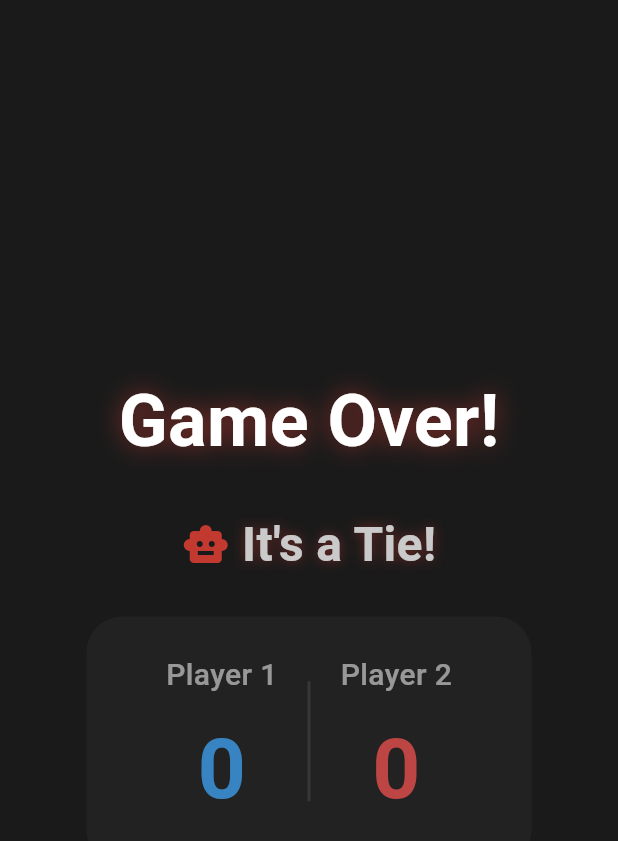
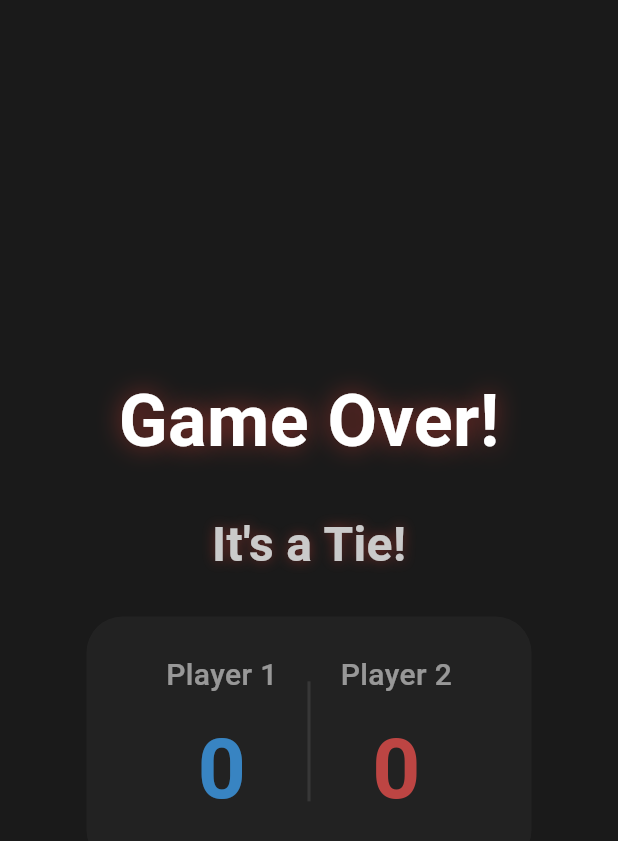
Before and after one commit to mustafaberat/click-battle-game, a Flutter app: the GameOverPopup widget shown alone on an empty page, opened directly with empty values, on a phone screen of 412 x 824 dp. Shown: the top 841 px of the screen. Run offline on Flutter 3.47's test engine with Material 3 defaults, Android fonts, the phone set to English and light mode, and no system bars; our stand-ins replace shared_preferences; accounts and stored records are empty.

Commit message:
game over robot icon fix

```diff
--- a/lib/screens/game/game_over_popup.dart
+++ b/lib/screens/game/game_over_popup.dart
@@ -164,8 +164,8 @@ class _GameOverPopupState extends State<GameOverPopup> with TickerProviderStateM
                       Row(
                         mainAxisAlignment: MainAxisAlignment.center,
                         children: [
-                          if (!isWinner) Icon(Icons.smart_toy, color: Colors.red[500], size: 32),
-                          if (!isWinner) SizedBox(width: 8),
+                          if (widget.isSinglePlayer && !isWinner) Icon(Icons.smart_toy, color: Colors.red[500], size: 32),
+                          if (widget.isSinglePlayer && !isWinner) SizedBox(width: 8),
                           Text(
                             widget.player1Score > widget.player2Score
                               ? (widget.isSinglePlayer ? 'You Win!' : 'Player 1 Wins!')
--- a/lib/screens/game/game_screen.dart
+++ b/lib/screens/game/game_screen.dart
@@ -458,7 +458,7 @@ class ClickEffectPainter extends CustomPainter {
     canvas.drawCircle(position, innerRadius, innerPaint);
 
     // Rotating sparkles
-    final sparkleCount = 12;
+    final sparkleCount = 24;
     final baseRotation = progress * 2 * pi; // Full rotation during animation
 
     for (var i = 0; i < sparkleCount; i++) {
@@ -467,7 +467,7 @@ class ClickEffectPainter extends CustomPainter {
 
       // Calculate sparkle positions with outward spiral motion
       final angle = (i * 2 * pi / sparkleCount) + baseRotation;
-      final distance = 15.0 + (sparkleProgress * 40.0); // Spiral out
+      final distance = 25.0 + (sparkleProgress * 40.0); // Spiral out
       final sparklePos = Offset(
         position.dx + cos(angle) * distance,
         position.dy + sin(angle) * distance,
```
